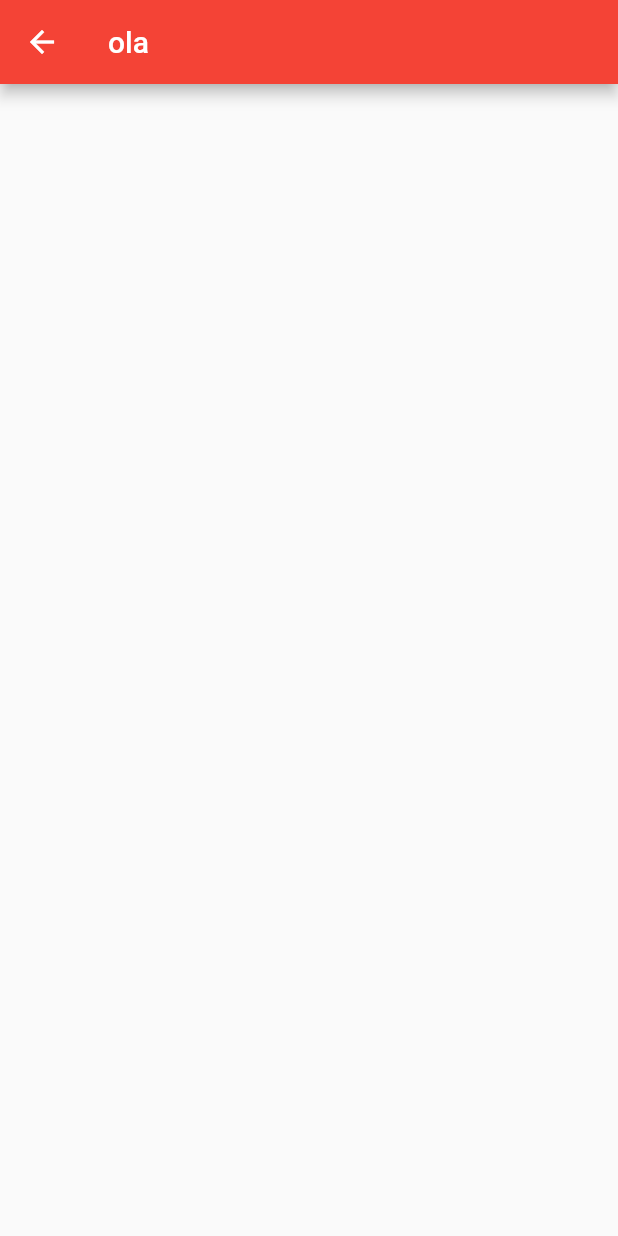
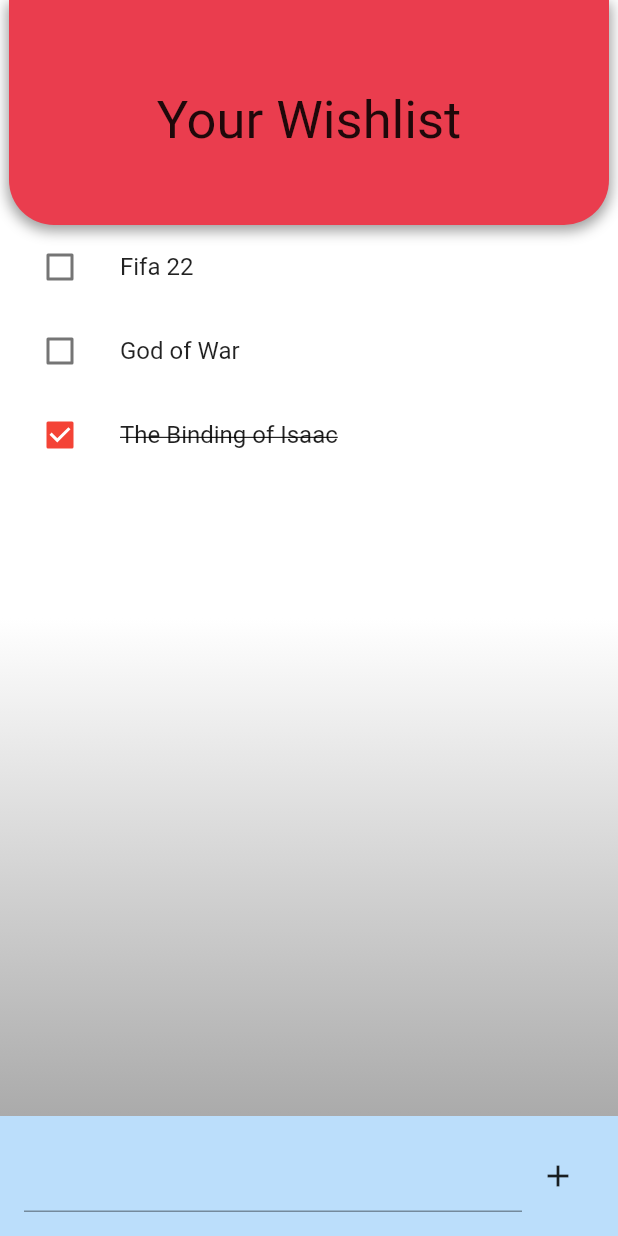
Before and after one commit to Ramsubito/App-project, a Flutter app: the Screen3 screen opened directly, on a phone screen of 412 x 824 dp. Run offline on Flutter 3.47's test engine with Material 2 defaults, Android fonts, the phone set to English and light mode, and no system bars; our stand-ins replace cloud_firestore, firebase_auth, firebase_core; missing offline and left inert: dart:ffi, flutterfire_ui; accounts and stored records are empty; Roboto replaces fonts that are missing (Swiss).

Commit message:
Wishlist added

```diff
--- /dev/null
+++ b/ltg_app/lib/models/wishlist.dart
@@ -0,0 +1,7 @@
+class Wish {
+  String what;
+  bool done;
+  Wish(this.what, [this.done = false]);
+
+  void toggleDone() => done = !done;
+}
--- a/ltg_app/lib/screens/screen3.dart
+++ b/ltg_app/lib/screens/screen3.dart
@@ -3,6 +3,7 @@ import 'package:firebase_core/firebase_core.dart';
 import 'package:flutter/material.dart';
 import 'package:ltg_app/main.dart';
 import 'package:ltg_app/models/offers.dart';
+import 'package:ltg_app/models/wishlist.dart';
 //import 'package:app_project/main.dart';
 
 class Screen3 extends StatefulWidget {
@@ -15,14 +16,173 @@ class Screen3 extends StatefulWidget {
 }
 
 class _Screen3State extends State<Screen3> {
+  late TextEditingController controller;
+
+  List<Wish> wishes = [
+    Wish("Fifa 22"),
+    Wish("God of War"),
+    Wish("The Binding of Isaac", true),
+  ];
+
+  @override
+  void initState() {
+    super.initState();
+    controller = TextEditingController();
+  }
+
+  @override
+  void dispose() {
+    controller.dispose();
+    super.dispose();
+  }
+
+  void confirmDelete(int index) {
+    showDialog<bool>(
+      context: context,
+      builder: (context) {
+        return AlertDialog(
+          title: const Text("Confirm Delete"),
+          content: Text(
+            "Are you sure you want to "
+            "delete '${wishes[index].what}'??",
+          ),
+          actions: [
+            TextButton(
+              child: const Text("Cancel"),
+              onPressed: () => Navigator.of(context).pop(false),
+            ),
+            TextButton(
+              child: const Text("Delete"),
+              onPressed: () => Navigator.of(context).pop(true),
+            ),
+          ],
+        );
+      },
+    ).then((result) {
+      if (result != null && result) {
+        setState(() {
+          wishes.removeAt(index);
+        });
+      }
+    });
+  }
+
   @override
   Widget build(BuildContext context) {
-    // ignore: dead_code
     return Scaffold(
-      appBar: AppBar(
-        title: Text('ola'),
+        body: Container(
+      decoration: const BoxDecoration(
+        gradient: LinearGradient(
+          begin: Alignment.topCenter,
+          end: Alignment.bottomCenter,
+          colors: [
+            Color.fromARGB(255, 255, 255, 255),
+            Color.fromARGB(255, 255, 255, 255),
+            Color.fromARGB(255, 150, 150, 150),
+          ],
+        ),
       ),
-    );
+      child: Center(
+          child: Column(
+        //mainAxisAlignment: MainAxisAlignment.center,
+        children: <Widget>[
+          Center(
+            child: Container(
+              height: 150,
+              width: 400,
+              decoration: const BoxDecoration(
+                  color: Color.fromARGB(255, 234, 61, 78),
+                  borderRadius: BorderRadius.only(
+                      bottomLeft: Radius.circular(30),
+                      bottomRight: Radius.circular(30)),
+                  boxShadow: [
+                    BoxShadow(
+                        color: Colors.grey,
+                        spreadRadius: 1,
+                        blurRadius: 7,
+                        offset: const Offset(0, 3)),
+                  ]),
+              child: Column(
+                children: const <Widget>[
+                  Padding(padding: EdgeInsets.only(top: 40)),
+                  Padding(padding: EdgeInsets.only(top: 20)),
+                  Text(
+                    'Your Wishlist',
+                    style: TextStyle(fontSize: 35, fontFamily: 'Swiss'),
+                  )
+                ],
+              ),
+            ),
+          ),
+          Expanded(
+            child: ListView.builder(
+              itemCount: wishes.length,
+              itemBuilder: (context, index) {
+                return ListTile(
+                  onTap: () {
+                    setState(() {
+                      wishes[index].toggleDone();
+                    });
+                  },
+                  onLongPress: () {
+                    confirmDelete(index);
+                  },
+                  leading: Checkbox(
+                    value: wishes[index].done,
+                    onChanged: (newValue) {
+                      setState(() {
+                        wishes[index].toggleDone();
+                      });
+                    },
+                  ),
+                  title: Text(
+                    wishes[index].what,
+                    style: TextStyle(
+                      decoration: (wishes[index].done
+                          ? TextDecoration.lineThrough
+                          : TextDecoration.none),
+                    ),
+                  ),
+                );
+              },
+            ),
+          ),
+          Container(
+            height: 80,
+            color: Colors.blue[100],
+            padding: EdgeInsets.all(16),
+            child: Row(
+              children: [
+                Expanded(
+                  child: TextField(
+                    controller: controller,
+                    onSubmitted: (text) {
+                      setState(() {
+                        if (text.isNotEmpty) {
+                          wishes.add(Wish(text));
+                          controller.clear();
+                        }
+                      });
+                    },
+                  ),
+                ),
+                IconButton(
+                  icon: Icon(Icons.add),
+                  onPressed: () {
+                    setState(() {
+                      if (controller.text.isNotEmpty) {
+                        wishes.add(Wish(controller.text));
+                        controller.clear();
+                      }
+                    });
+                  },
+                ),
+              ],
+            ),
+          ),
+        ],
+      )),
+    ));
   }
 }
 
```
